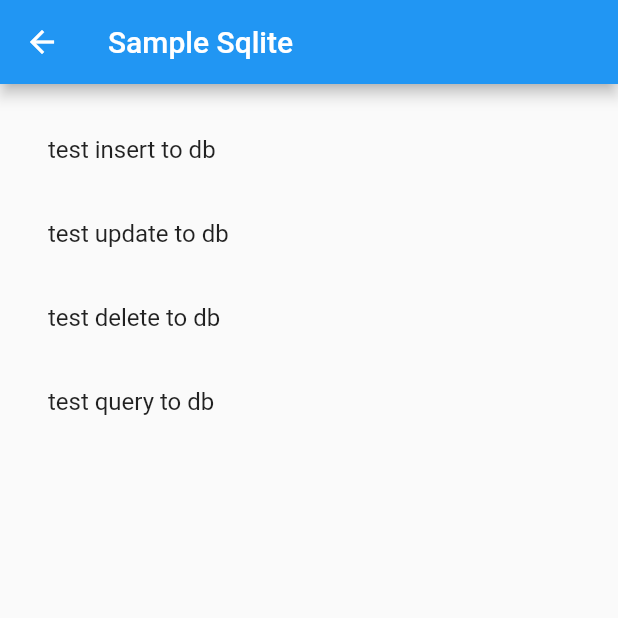
After one commit to KotonoSora/food-sora, a Flutter app: the SampleSqlite screen opened by its route, after a tap on "test update to db", on a phone screen of 412 x 824 dp, the top half of it. The commit adds this screen. Run offline on Flutter 3.47's test engine with Material 2 defaults, Android fonts, the phone set to English and light mode, and no system bars; our stand-ins replace shared_preferences, sqflite; accounts and stored records are empty.

Commit message:
feature: improve save local data into sqlite by sqflite

```diff
--- a/analysis_options.yaml
+++ b/analysis_options.yaml
@@ -22,7 +22,7 @@ linter:
   # `// ignore_for_file: name_of_lint` syntax on the line or in the file
   # producing the lint.
   rules:
-    # avoid_print: false  # Uncomment to disable the `avoid_print` rule
+     avoid_print: false  # Uncomment to disable the `avoid_print` rule
     # prefer_single_quotes: true  # Uncomment to enable the `prefer_single_quotes` rule
 
 # Additional information about this file can be found at
--- a/lib/src/app.dart
+++ b/lib/src/app.dart
@@ -1,6 +1,7 @@
 import 'package:flutter/material.dart';
 import 'package:flutter_localizations/flutter_localizations.dart';
 import 'package:foodsora/generated/l10n.dart';
+import 'package:foodsora/src/sample_feature/sample_sqlite.dart';
 
 import 'sample_feature/sample_item_details_view.dart';
 import 'sample_feature/sample_item_list_view.dart';
@@ -70,6 +71,8 @@ class MyApp extends StatelessWidget {
                     return SettingsView(controller: settingsController);
                   case SampleItemDetailsView.routeName:
                     return const SampleItemDetailsView();
+                  case SampleSqlite.routeName:
+                    return SampleSqlite();
                   case SampleItemListView.routeName:
                   default:
                     return const SampleItemListView();
--- /dev/null
+++ b/lib/src/db/database_helper.dart
@@ -0,0 +1,25 @@
+import 'package:path/path.dart';
+import 'package:sqflite/sqflite.dart';
+
+class DatabaseHelper {
+  static const _databaseName = "sample_sqlite.db";
+  static const _databaseVersion = 1;
+
+  DatabaseHelper._();
+
+  static final DatabaseHelper instance = DatabaseHelper._();
+
+  static Database? _database;
+
+  Future<Database> get database async => _database ??= await _initDatabase();
+
+  Future<Database> _initDatabase() async => await openDatabase(
+        join(await getDatabasesPath(), _databaseName),
+        version: _databaseVersion,
+        onCreate: (Database db, int version) async {
+          await db.execute('''
+          CREATE TABLE dogs(id INTEGER PRIMARY KEY, name TEXT, age INTEGER)
+          ''');
+        },
+      );
+}
--- /dev/null
+++ b/lib/src/models/dog.dart
@@ -0,0 +1,28 @@
+class Dog {
+  final int id;
+  final String name;
+  final int age;
+
+  const Dog({
+    required this.id,
+    required this.name,
+    required this.age,
+  });
+
+  // Convert a Dog into a Map. The keys must correspond to the names of the
+  // columns in the database.
+  Map<String, dynamic> toMap() {
+    return {
+      'id': id,
+      'name': name,
+      'age': age,
+    };
+  }
+
+  // Implement toString to make it easier to see information about
+  // each dog when using the print statement.
+  @override
+  String toString() {
+    return 'Dog{id: $id, name: $name, age: $age}';
+  }
+}
--- /dev/null
+++ b/lib/src/sample_feature/sample_sqlite.dart
@@ -0,0 +1,122 @@
+import 'package:flutter/material.dart';
+import 'package:foodsora/src/models/dog.dart';
+import 'package:sqflite/sqflite.dart';
+
+import 'package:foodsora/src/db/database_helper.dart';
+
+class SampleSqlite extends StatefulWidget {
+  const SampleSqlite({Key? key}) : super(key: key);
+
+  static const routeName = '/sample_sqlite';
+
+  @override
+  State<SampleSqlite> createState() => _SampleSqliteState();
+}
+
+class _SampleSqliteState extends State<SampleSqlite> {
+  final DatabaseHelper _db = DatabaseHelper.instance;
+
+  var fido = const Dog(
+    id: 0,
+    name: 'Fido',
+    age: 35,
+  );
+
+  Future<void> insertDog(Dog dog) async {
+    Database db = await _db.database;
+    await db.insert(
+      'dogs',
+      dog.toMap(),
+      conflictAlgorithm: ConflictAlgorithm.replace,
+    );
+  }
+
+  Future<List<Dog>> dogs() async {
+    Database db = await _db.database;
+    final List<Map<String, dynamic>> maps = await db.query('dogs');
+    return List.generate(maps.length, (i) {
+      return Dog(
+        id: maps[i]['id'],
+        name: maps[i]['name'],
+        age: maps[i]['age'],
+      );
+    });
+  }
+
+  Future<void> updateDog(Dog dog) async {
+    Database db = await _db.database;
+    await db.update(
+      'dogs',
+      dog.toMap(),
+      where: 'id = ?',
+      whereArgs: [dog.id],
+    );
+  }
+
+  Future<void> deleteDog(int id) async {
+    Database db = await _db.database;
+    await db.delete(
+      'dogs',
+      where: 'id = ?',
+      whereArgs: [id],
+    );
+  }
+
+  Future<void> todoInsertDog() async {
+    await insertDog(fido);
+    print(await dogs());
+  }
+
+  Future<void> todoUpdateDog() async {
+    fido = Dog(
+      id: fido.id,
+      name: fido.name,
+      age: fido.age + 7,
+    );
+    await updateDog(fido);
+    print(await dogs());
+  }
+
+  Future<void> todoDeleteDog() async {
+    await deleteDog(fido.id);
+    print(await dogs());
+  }
+
+  Future<void> todoQueryDog() async {
+    print(await dogs());
+  }
+
+  @override
+  Widget build(BuildContext context) {
+    return Scaffold(
+      appBar: AppBar(
+        title: const Text('Sample Sqlite'),
+      ),
+      body: Padding(
+        padding: const EdgeInsets.all(16),
+        child: Column(
+          crossAxisAlignment: CrossAxisAlignment.start,
+          mainAxisAlignment: MainAxisAlignment.start,
+          children: [
+            ListTile(
+              title: const Text('test insert to db'),
+              onTap: todoInsertDog,
+            ),
+            ListTile(
+              title: const Text('test update to db'),
+              onTap: todoUpdateDog,
+            ),
+            ListTile(
+              title: const Text('test delete to db'),
+              onTap: todoDeleteDog,
+            ),
+            ListTile(
+              title: const Text('test query to db'),
+              onTap: todoQueryDog,
+            ),
+          ],
+        ),
+      ),
+    );
+  }
+}
--- a/lib/src/settings/settings_controller.dart
+++ b/lib/src/settings/settings_controller.dart
@@ -1,4 +1,6 @@
 import 'package:flutter/material.dart';
+import 'package:path/path.dart';
+import 'package:sqflite/sqflite.dart';
 
 import 'settings_service.dart';
 
--- a/pubspec.yaml
+++ b/pubspec.yaml
@@ -16,13 +16,19 @@ dependencies:
     sdk: flutter
   intl: ^0.17.0
   intl_utils: ^2.6.1
+  json_annotation: ^4.4.0
+  path: ^1.8.0
+  path_provider: ^2.0.9
   shared_preferences: ^2.0.13
+  sqflite: ^2.0.2
 
 dev_dependencies:
   flutter_test:
     sdk: flutter
 
   flutter_lints: ^1.0.0
+  build_runner: ^2.1.8
+  json_serializable: ^6.1.5
 
 flutter:
   uses-material-design: true
```
Also changed, not shown: lib/src/sample_feature/sample_item_list_view.dart (+18 -0 lines), pubspec.lock.
